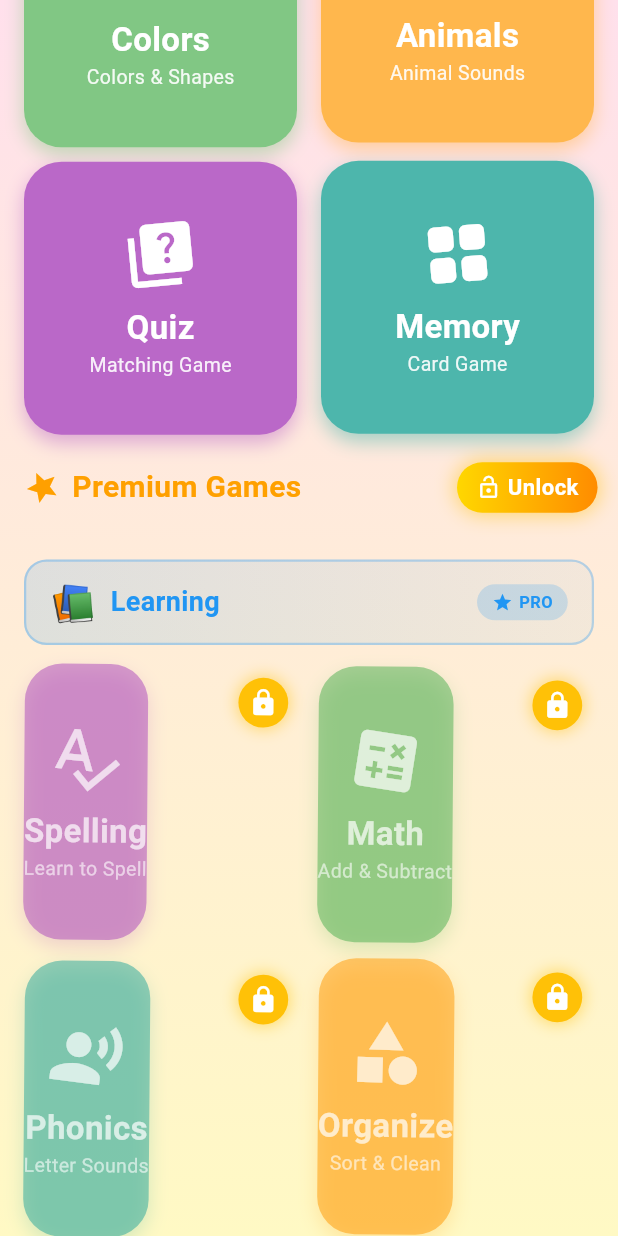
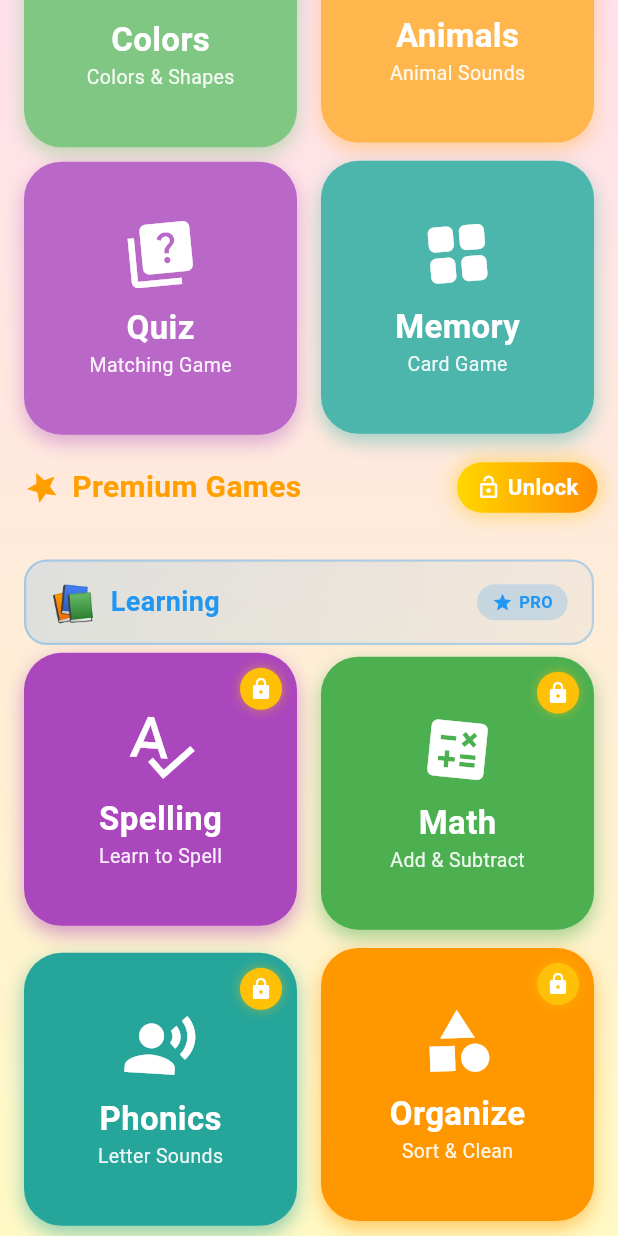
Before and after one commit to shrayash12/Toddlers-Learning-Game-App, a Flutter app: the screen it shows after launch, scrolled down 576 dp, on a phone screen of 412 x 824 dp. Run offline on Flutter 3.47's test engine with Material 3 defaults, Android fonts, the phone set to English and light mode, and no system bars; our stand-ins replace audioplayers, confetti, flutter_tts, in_app_purchase, shared_preferences; missing offline and left inert: purchases_flutter, razorpay_flutter.

Commit message:
The premium game cards now match the free game cards - same size, shape, and                   styling.

```diff
--- a/lib/screens/home_screen.dart
+++ b/lib/screens/home_screen.dart
@@ -477,13 +477,12 @@ class _HomeScreenState extends State<HomeScreen> with TickerProviderStateMixin {
                 ),
               ),
               SliverPadding(
-                padding: const EdgeInsets.fromLTRB(16, 8, 16, 16),
+                padding: const EdgeInsets.symmetric(horizontal: 16),
                 sliver: SliverGrid(
                   gridDelegate: const SliverGridDelegateWithFixedCrossAxisCount(
                     crossAxisCount: 2,
-                    mainAxisSpacing: 12,
-                    crossAxisSpacing: 12,
-                    childAspectRatio: 1.0,
+                    mainAxisSpacing: 16,
+                    crossAxisSpacing: 16,
                   ),
                   delegate: SliverChildListDelegate([
                     _AnimatedPremiumCard(
@@ -544,13 +543,12 @@ class _HomeScreenState extends State<HomeScreen> with TickerProviderStateMixin {
                 ),
               ),
               SliverPadding(
-                padding: const EdgeInsets.fromLTRB(16, 8, 16, 16),
+                padding: const EdgeInsets.symmetric(horizontal: 16),
                 sliver: SliverGrid(
                   gridDelegate: const SliverGridDelegateWithFixedCrossAxisCount(
                     crossAxisCount: 2,
-                    mainAxisSpacing: 12,
-                    crossAxisSpacing: 12,
-                    childAspectRatio: 1.0,
+                    mainAxisSpacing: 16,
+                    crossAxisSpacing: 16,
                   ),
                   delegate: SliverChildListDelegate([
                     _AnimatedPremiumCard(
@@ -611,13 +609,12 @@ class _HomeScreenState extends State<HomeScreen> with TickerProviderStateMixin {
                 ),
               ),
               SliverPadding(
-                padding: const EdgeInsets.fromLTRB(16, 8, 16, 16),
+                padding: const EdgeInsets.symmetric(horizontal: 16),
                 sliver: SliverGrid(
                   gridDelegate: const SliverGridDelegateWithFixedCrossAxisCount(
                     crossAxisCount: 2,
-                    mainAxisSpacing: 12,
-                    crossAxisSpacing: 12,
-                    childAspectRatio: 1.0,
+                    mainAxisSpacing: 16,
+                    crossAxisSpacing: 16,
                   ),
                   delegate: SliverChildListDelegate([
                     _AnimatedPremiumCard(
@@ -667,13 +664,12 @@ class _HomeScreenState extends State<HomeScreen> with TickerProviderStateMixin {
                 ),
               ),
               SliverPadding(
-                padding: const EdgeInsets.fromLTRB(16, 8, 16, 30),
+                padding: const EdgeInsets.fromLTRB(16, 0, 16, 30),
                 sliver: SliverGrid(
                   gridDelegate: const SliverGridDelegateWithFixedCrossAxisCount(
                     crossAxisCount: 2,
-                    mainAxisSpacing: 12,
-                    crossAxisSpacing: 12,
-                    childAspectRatio: 1.0,
+                    mainAxisSpacing: 16,
+                    crossAxisSpacing: 16,
                   ),
                   delegate: SliverChildListDelegate([
                     _AnimatedPremiumCard(
@@ -983,7 +979,7 @@ class _AnimatedPremiumCardState extends State<_AnimatedPremiumCard>
 
   @override
   Widget build(BuildContext context) {
-    final phaseOffset = widget.delay * 0.25;
+    final phaseOffset = widget.delay * 0.3;
 
     return GestureDetector(
       onTapDown: (_) {
@@ -1000,73 +996,64 @@ class _AnimatedPremiumCardState extends State<_AnimatedPremiumCard>
         _scaleController.forward();
       },
       child: AnimatedBuilder(
-        animation: Listenable.merge([widget.floatController, widget.pulseController, _scaleController]),
+        animation: Listenable.merge([widget.floatController, _scaleController]),
         builder: (context, child) {
           final floatValue = math.sin((widget.floatController.value + phaseOffset) * math.pi);
-          final shakeValue = widget.isPremium ? 0.0 : math.sin(widget.pulseController.value * math.pi * 4) * 0.02;
-
           return Transform.translate(
-            offset: Offset(0, floatValue * 3),
+            offset: Offset(0, floatValue * 4),
             child: Transform.scale(
               scale: _scaleController.value,
-              child: Transform.rotate(
-                angle: shakeValue,
-                child: Stack(
-                  children: [
-                    Container(
+              child: Container(
                 decoration: BoxDecoration(
-                        color: widget.isPremium ? widget.color : widget.color.withOpacity(0.5),
+                  color: widget.isPremium ? widget.color : widget.color,
                   borderRadius: BorderRadius.circular(25),
                   boxShadow: [
                     BoxShadow(
-                            color: widget.color.withOpacity(widget.isPremium ? 0.5 : 0.2),
+                      color: widget.color.withOpacity(_isPressed ? 0.3 : 0.5),
                       blurRadius: _isPressed ? 5 : 10,
                       offset: Offset(0, _isPressed ? 2 : 5),
                     ),
-                          if (widget.isPremium)
-                            BoxShadow(
-                              color: widget.color.withOpacity(0.3),
-                              blurRadius: 15 + (widget.pulseController.value * 5),
-                              spreadRadius: widget.pulseController.value * 2,
-                            ),
                   ],
                 ),
+                child: Stack(
+                  children: [
+                    // Main content
+                    Center(
                       child: Column(
                         mainAxisAlignment: MainAxisAlignment.center,
                         children: [
                           Transform.rotate(
-                            angle: math.sin((widget.floatController.value * 2 + phaseOffset) * math.pi) * 0.15,
+                            angle: math.sin((widget.floatController.value * 2 + phaseOffset) * math.pi) * 0.1,
                             child: Icon(
                               widget.icon,
                               size: 50,
-                              color: Colors.white.withOpacity(widget.isPremium ? 1 : 0.7),
+                              color: Colors.white,
                             ),
                           ),
                           const SizedBox(height: 8),
                           Text(
                             widget.title,
-                            style: TextStyle(
+                            style: const TextStyle(
                               fontSize: 22,
                               fontWeight: FontWeight.bold,
-                              color: Colors.white.withOpacity(widget.isPremium ? 1 : 0.7),
+                              color: Colors.white,
                             ),
                           ),
                           Text(
                             widget.subtitle,
                             style: TextStyle(
                               fontSize: 13,
-                              color: Colors.white.withOpacity(widget.isPremium ? 0.9 : 0.6),
+                              color: Colors.white.withOpacity(0.9),
                             ),
                           ),
                         ],
                       ),
                     ),
+                    // Lock badge for non-premium users
                     if (!widget.isPremium)
                       Positioned(
                         top: 10,
                         right: 10,
-                        child: Transform.scale(
-                          scale: 1.0 + (widget.pulseController.value * 0.2),
                         child: Container(
                           padding: const EdgeInsets.all(6),
                           decoration: BoxDecoration(
@@ -1075,49 +1062,14 @@ class _AnimatedPremiumCardState extends State<_AnimatedPremiumCard>
                             boxShadow: [
                               BoxShadow(
                                 color: Colors.amber.withOpacity(0.5),
-                                  blurRadius: 5 + (widget.pulseController.value * 5),
-                                  spreadRadius: widget.pulseController.value * 2,
+                                blurRadius: 5,
                               ),
                             ],
                           ),
                           child: const Icon(
                             Icons.lock,
-                              size: 18,
+                            size: 16,
                             color: Colors.white,
-                            ),
-                          ),
-                        ),
-                      ),
-                    if (widget.isPremium)
-                      Positioned(
-                        top: 10,
-                        right: 10,
-                        child: Transform.rotate(
-                          angle: math.sin(widget.floatController.value * math.pi * 2) * 0.1,
-                          child: Container(
-                            padding: const EdgeInsets.symmetric(horizontal: 8, vertical: 4),
-                            decoration: BoxDecoration(
-                              color: Colors.amber,
-                              borderRadius: BorderRadius.circular(10),
-                            ),
-                            child: Row(
-                              mainAxisSize: MainAxisSize.min,
-                              children: [
-                                Transform.rotate(
-                                  angle: widget.floatController.value * math.pi * 2,
-                                  child: const Icon(Icons.star, size: 14, color: Colors.white),
-                                ),
-                                const SizedBox(width: 2),
-                                const Text(
-                                  'PRO',
-                                  style: TextStyle(
-                                    fontSize: 10,
-                                    fontWeight: FontWeight.bold,
-                                    color: Colors.white,
-                                  ),
-                                ),
-                              ],
-                            ),
                           ),
                         ),
                       ),
```
Also changed, not shown: 1screen.png (added), baby_game_app_screen1.png (added), 1 other file. Lines whose indentation alone changed are shown as unchanged.
